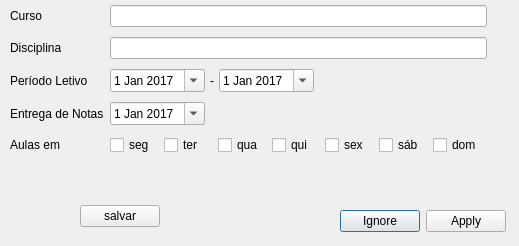
Above: windowaddcal.ui from lattice0/Tikz-Tak before the change. Below: the same form after it.
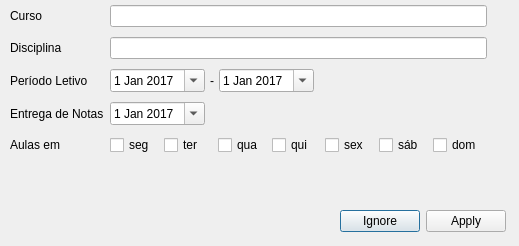
That is the form after the change.

```diff
--- a/windowaddcal.ui
+++ b/windowaddcal.ui
@@ -247,19 +247,6 @@
     <set>QDialogButtonBox::Apply|QDialogButtonBox::Ignore</set>
    </property>
   </widget>
-  <widget class="QPushButton" name="buttonSaveData">
-   <property name="geometry">
-    <rect>
-     <x>80</x>
-     <y>205</y>
-     <width>80</width>
-     <height>22</height>
-    </rect>
-   </property>
-   <property name="text">
-    <string>salvar</string>
-   </property>
-  </widget>
  </widget>
  <resources/>
  <connections/>
```
